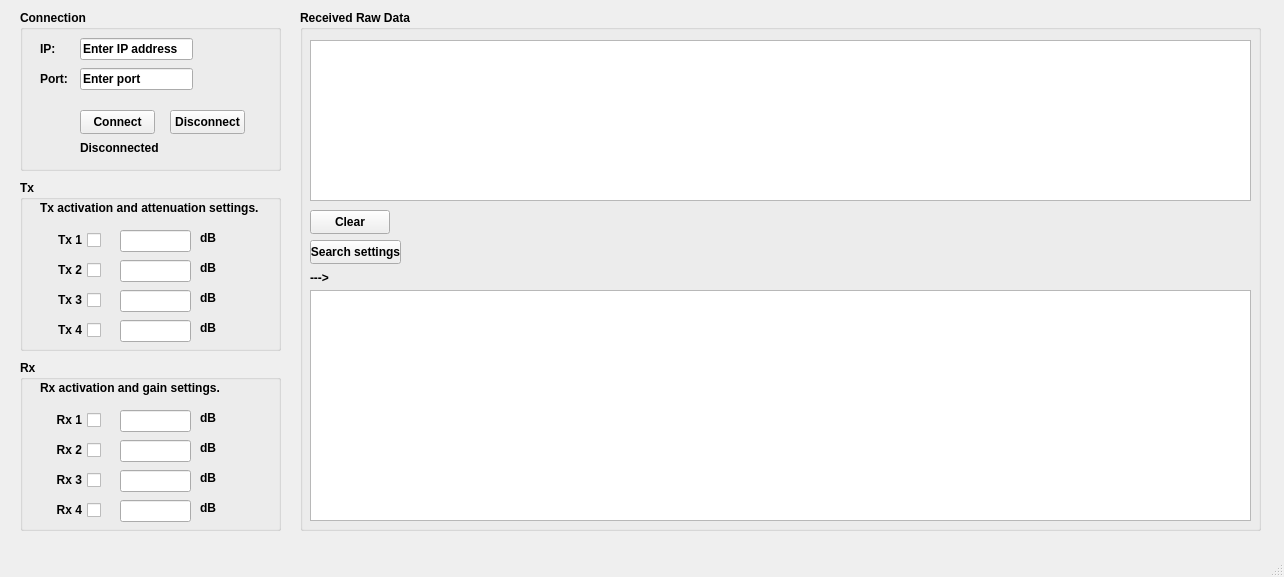
Old version of the form mainwindow.ui in the repository PATRIK-Ali/PRS20-TCP-Terminal.
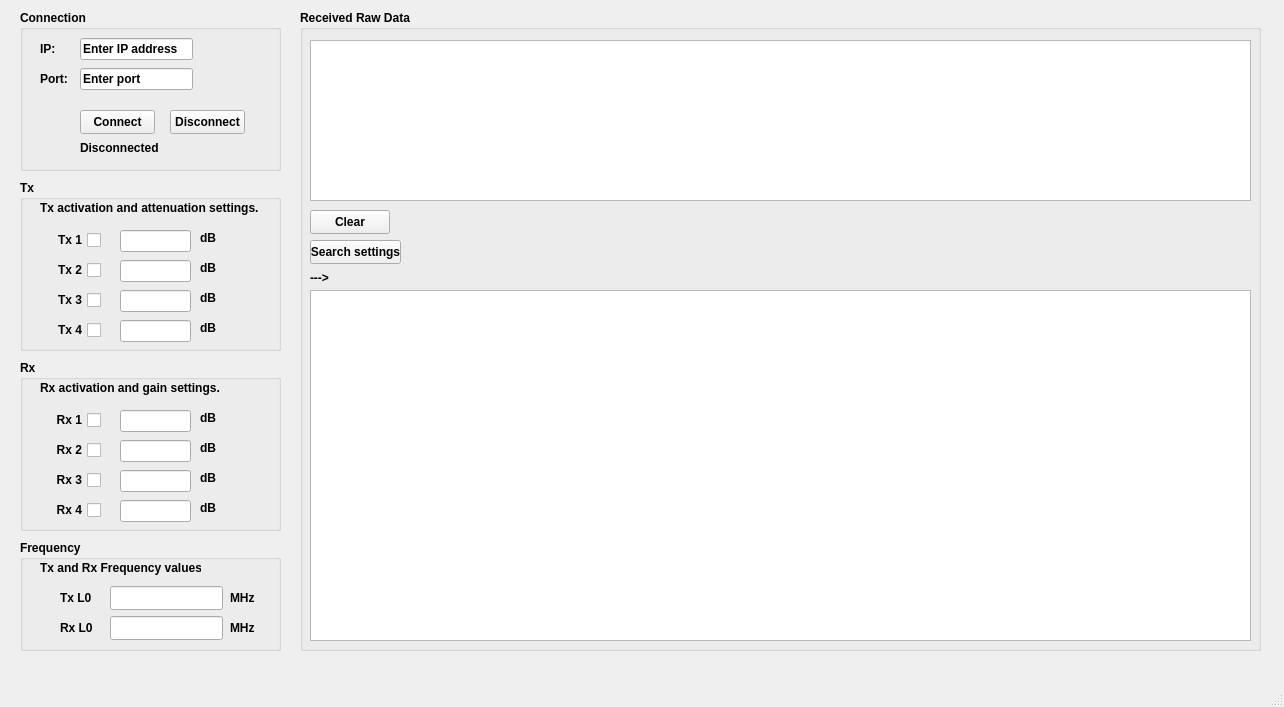
New version of the form.

```diff
--- a/mainwindow.ui
+++ b/mainwindow.ui
@@ -7,7 +7,7 @@
     <x>0</x>
     <y>0</y>
     <width>1284</width>
-    <height>577</height>
+    <height>707</height>
    </rect>
   </property>
   <property name="font">
@@ -503,7 +503,7 @@
       <x>300</x>
       <y>10</y>
       <width>961</width>
-      <height>521</height>
+      <height>641</height>
      </rect>
     </property>
     <property name="sizePolicy">
@@ -620,7 +620,7 @@
        <x>10</x>
        <y>280</y>
        <width>941</width>
-       <height>231</height>
+       <height>351</height>
       </rect>
      </property>
      <property name="font">
@@ -647,6 +647,104 @@
      </property>
     </widget>
    </widget>
+   <widget class="QGroupBox" name="FreqGroup_Obj">
+    <property name="geometry">
+     <rect>
+      <x>20</x>
+      <y>540</y>
+      <width>261</width>
+      <height>111</height>
+     </rect>
+    </property>
+    <property name="title">
+     <string>Frequency</string>
+    </property>
+    <widget class="QLabel" name="label_11">
+     <property name="geometry">
+      <rect>
+       <x>20</x>
+       <y>20</y>
+       <width>161</width>
+       <height>16</height>
+      </rect>
+     </property>
+     <property name="text">
+      <string>Tx and Rx Frequency values.</string>
+     </property>
+    </widget>
+    <widget class="QLabel" name="label_12">
+     <property name="geometry">
+      <rect>
+       <x>40</x>
+       <y>50</y>
+       <width>49</width>
+       <height>16</height>
+      </rect>
+     </property>
+     <property name="text">
+      <string>Tx L0</string>
+     </property>
+    </widget>
+    <widget class="QLabel" name="label_13">
+     <property name="geometry">
+      <rect>
+       <x>40</x>
+       <y>80</y>
+       <width>49</width>
+       <height>16</height>
+      </rect>
+     </property>
+     <property name="text">
+      <string>Rx L0</string>
+     </property>
+    </widget>
+    <widget class="QLineEdit" name="TxL0FreqEdit_Obj">
+     <property name="geometry">
+      <rect>
+       <x>90</x>
+       <y>46</y>
+       <width>113</width>
+       <height>24</height>
+      </rect>
+     </property>
+    </widget>
+    <widget class="QLineEdit" name="RxL0FreqEdit_Obj">
+     <property name="geometry">
+      <rect>
+       <x>90</x>
+       <y>76</y>
+       <width>113</width>
+       <height>24</height>
+      </rect>
+     </property>
+    </widget>
+    <widget class="QLabel" name="label_14">
+     <property name="geometry">
+      <rect>
+       <x>210</x>
+       <y>50</y>
+       <width>49</width>
+       <height>16</height>
+      </rect>
+     </property>
+     <property name="text">
+      <string>MHz</string>
+     </property>
+    </widget>
+    <widget class="QLabel" name="label_15">
+     <property name="geometry">
+      <rect>
+       <x>210</x>
+       <y>80</y>
+       <width>49</width>
+       <height>16</height>
+      </rect>
+     </property>
+     <property name="text">
+      <string>MHz</string>
+     </property>
+    </widget>
+   </widget>
    <zorder>RcvRawGroup_Obj</zorder>
    <zorder>ConnectionGroup_Obj</zorder>
    <zorder>TxGroup_Obj</zorder>
```
Left out of the diff: 1 changed line with no effect on the pictures.
